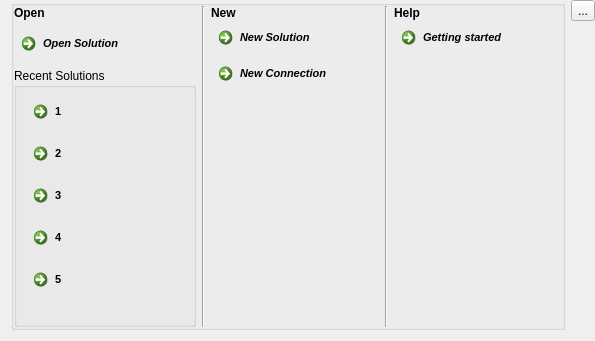
Above: MainWindowButtonDialog.ui from fritzone/ddm before the change. Below: the same form after it.
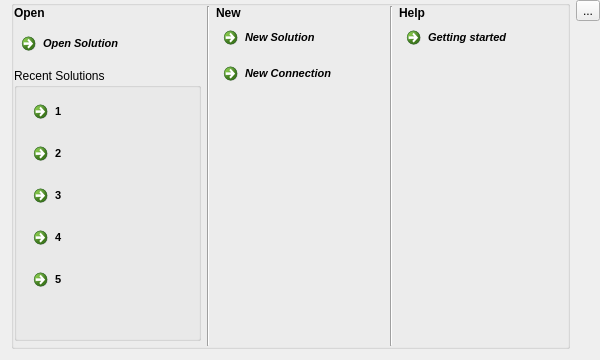
That is the form after the change. Icons and pictures are not drawn.

What changed in the file:
```diff
--- a/MainWindowButtonDialog.ui
+++ b/MainWindowButtonDialog.ui
@@ -6,8 +6,8 @@
    <rect>
     <x>0</x>
     <y>0</y>
-    <width>595</width>
-    <height>341</height>
+    <width>600</width>
+    <height>360</height>
    </rect>
   </property>
   <property name="minimumSize">
@@ -18,8 +18,8 @@
   </property>
   <property name="maximumSize">
    <size>
-    <width>600</width>
-    <height>400</height>
+    <width>629</width>
+    <height>360</height>
    </size>
   </property>
   <property name="windowTitle">
```
